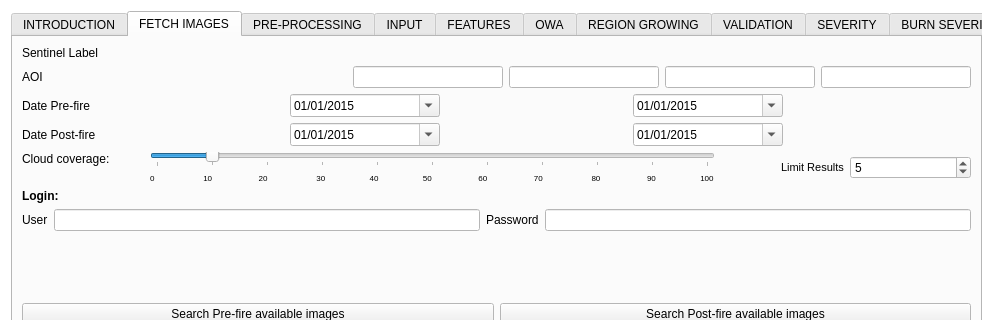
Before: the Qt Designer form BAD_dialog_base.ui in silviamacchi/bad_COPIA, drawn with Qt 5; both pictures show x 0 to 993 and y 0 to 320 of the 993 by 824 pixel window.
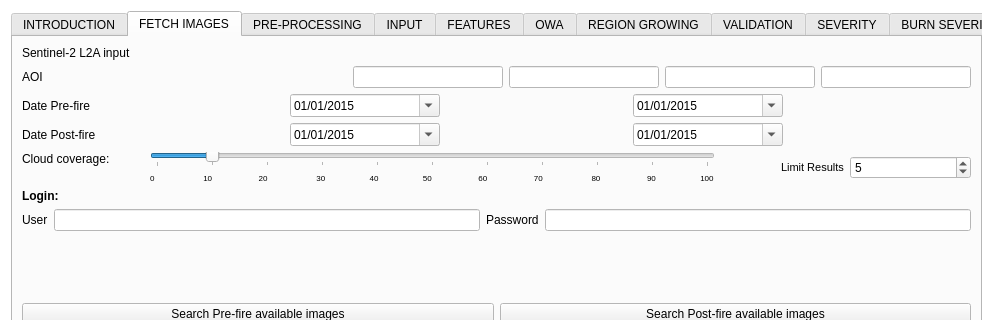
After: the same form once the commit is applied. Custom widgets are drawn as their Qt base class.

```diff
--- a/BAD_dialog_base.ui
+++ b/BAD_dialog_base.ui
@@ -288,7 +288,7 @@
        <item>
         <widget class="QLabel" name="label_38">
          <property name="text">
-          <string>Sentinel Label</string>
+          <string>Sentinel-2 L2A input</string>
          </property>
         </widget>
        </item>
```
